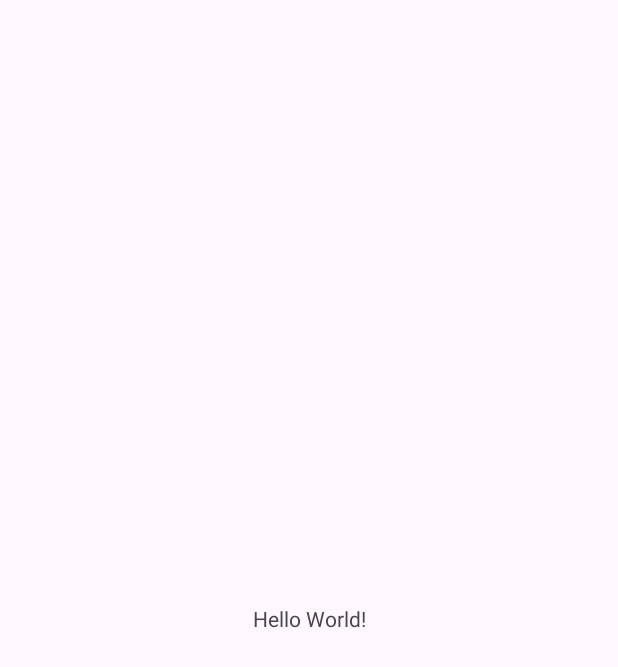
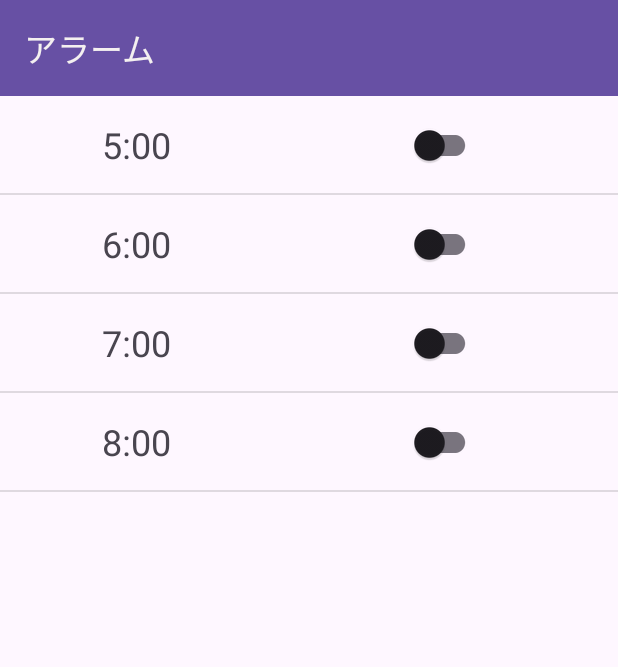
Before and after one commit to itc-s22001/PBL, an Android app: the screen it shows after launch (MainActivity), on a phone screen of 412 x 824 dp. Before the commit the part shown is almost empty. Shown: the top 667 px of the screen. Run offline under Robolectric (Android 15) with nearby library versions, the phone set to English and light mode, and no system bars.

Commit message:
Home layout

```diff
--- a/app/src/main/java/jp/ac/it_college/std/s22001/pbl/MainActivity.kt
+++ b/app/src/main/java/jp/ac/it_college/std/s22001/pbl/MainActivity.kt
@@ -2,10 +2,24 @@ package jp.ac.it_college.std.s22001.pbl
 
 import androidx.appcompat.app.AppCompatActivity
 import android.os.Bundle
+import androidx.recyclerview.widget.DividerItemDecoration
+import androidx.recyclerview.widget.LinearLayoutManager
+import jp.ac.it_college.std.s22001.pbl.databinding.ActivityMainBinding
 
 class MainActivity : AppCompatActivity() {
+    private lateinit var binding: ActivityMainBinding
     override fun onCreate(savedInstanceState: Bundle?) {
         super.onCreate(savedInstanceState)
-        setContentView(R.layout.activity_main)
+        binding = ActivityMainBinding.inflate(layoutInflater)
+        setContentView(binding.root)
+
+        binding.lvMenu.apply {
+            adapter = MenuListAdapter(menuList)
+
+            LinearLayoutManager(this@MainActivity).let {
+                layoutManager = it
+                addItemDecoration(DividerItemDecoration(this@MainActivity, it.orientation))
+            }
+        }
     }
 }
--- /dev/null
+++ b/app/src/main/java/jp/ac/it_college/std/s22001/pbl/Menu.kt
@@ -0,0 +1,10 @@
+package jp.ac.it_college.std.s22001.pbl
+
+data class Menu (val alarmName: String)
+
+val menuList = listOf(
+    Menu("5:00"),
+    Menu("6:00"),
+    Menu("7:00"),
+    Menu("8:00"),
+)
--- /dev/null
+++ b/app/src/main/java/jp/ac/it_college/std/s22001/pbl/MenuListAdapter.kt
@@ -0,0 +1,29 @@
+package jp.ac.it_college.std.s22001.pbl
+
+import android.view.LayoutInflater
+import android.view.ViewGroup
+import androidx.recyclerview.widget.RecyclerView
+import jp.ac.it_college.std.s22001.pbl.databinding.MenuRowBinding
+
+class MenuListAdapter(private val data: List<Menu>) :
+    RecyclerView.Adapter<MenuListAdapter.ViewHolder>() {
+
+    class ViewHolder(val binding: MenuRowBinding) : RecyclerView.ViewHolder(binding.root)
+
+    override fun onCreateViewHolder(parent: ViewGroup, viewType: Int)
+    : ViewHolder = ViewHolder(
+        MenuRowBinding.inflate(
+            LayoutInflater.from(parent.context), parent, false
+        )
+    )
+
+    override fun getItemCount(): Int = data.size
+
+
+    override fun onBindViewHolder(holder: ViewHolder, position: Int) {
+        val menu = data[position]
+        holder.binding.apply {
+            tvName.text = menu.alarmName
+        }
+    }
+}
--- a/app/src/main/res/layout/activity_main.xml
+++ b/app/src/main/res/layout/activity_main.xml
@@ -6,13 +6,27 @@
     android:layout_height="match_parent"
     tools:context=".MainActivity">
 
-    <TextView
-        android:layout_width="wrap_content"
-        android:layout_height="wrap_content"
-        android:text="Hello World!"
+    <androidx.recyclerview.widget.RecyclerView
+        android:id="@+id/lvMenu"
+        android:layout_width="0dp"
+        android:layout_height="0dp"
         app:layout_constraintBottom_toBottomOf="parent"
         app:layout_constraintEnd_toEndOf="parent"
+        app:layout_constraintHorizontal_bias="1.0"
         app:layout_constraintStart_toStartOf="parent"
-        app:layout_constraintTop_toTopOf="parent" />
+        app:layout_constraintTop_toBottomOf="@+id/toolbar" />
+
+    <androidx.appcompat.widget.Toolbar
+        android:id="@+id/toolbar"
+        android:layout_width="0dp"
+        android:layout_height="wrap_content"
+        android:background="?attr/colorPrimary"
+        android:minHeight="?attr/actionBarSize"
+        android:theme="?attr/actionBarTheme"
+        app:layout_constraintEnd_toEndOf="parent"
+        app:layout_constraintStart_toStartOf="parent"
+        app:layout_constraintTop_toTopOf="parent"
+        app:title="@string/alarm_name"
+        app:titleTextColor="#F4F0F0" />
 
 </androidx.constraintlayout.widget.ConstraintLayout>
--- /dev/null
+++ b/app/src/main/res/layout/menu_row.xml
@@ -0,0 +1,33 @@
+<?xml version="1.0" encoding="utf-8"?>
+<androidx.constraintlayout.widget.ConstraintLayout xmlns:android="http://schemas.android.com/apk/res/android"
+    xmlns:app="http://schemas.android.com/apk/res-auto"
+    xmlns:tools="http://schemas.android.com/tools"
+    android:layout_width="match_parent"
+    android:layout_height="wrap_content"
+    android:foreground="?attr/selectableItemBackground">
+
+    <TextView
+        android:id="@+id/tvName"
+        android:layout_width="wrap_content"
+        android:layout_height="wrap_content"
+        android:layout_marginStart="68dp"
+        android:layout_marginTop="16dp"
+        android:layout_marginBottom="16dp"
+        android:textSize="24sp"
+        app:layout_constraintBottom_toBottomOf="parent"
+        app:layout_constraintStart_toStartOf="parent"
+        app:layout_constraintTop_toTopOf="parent"
+        app:layout_constraintVertical_bias="0.0"
+        tools:text="アラーム時間" />
+
+    <com.google.android.material.switchmaterial.SwitchMaterial
+        android:layout_width="wrap_content"
+        android:layout_height="wrap_content"
+        app:layout_constraintBottom_toBottomOf="parent"
+        app:layout_constraintEnd_toEndOf="parent"
+        app:layout_constraintHorizontal_bias="0.636"
+        app:layout_constraintStart_toEndOf="@+id/tvName"
+        app:layout_constraintTop_toTopOf="parent" />
+
+
+</androidx.constraintlayout.widget.ConstraintLayout>
--- a/app/src/main/res/values/strings.xml
+++ b/app/src/main/res/values/strings.xml
@@ -1,3 +1,4 @@
 <resources>
     <string name="app_name">PBL</string>
+    <string name="alarm_name">アラーム</string>
 </resources>
```
